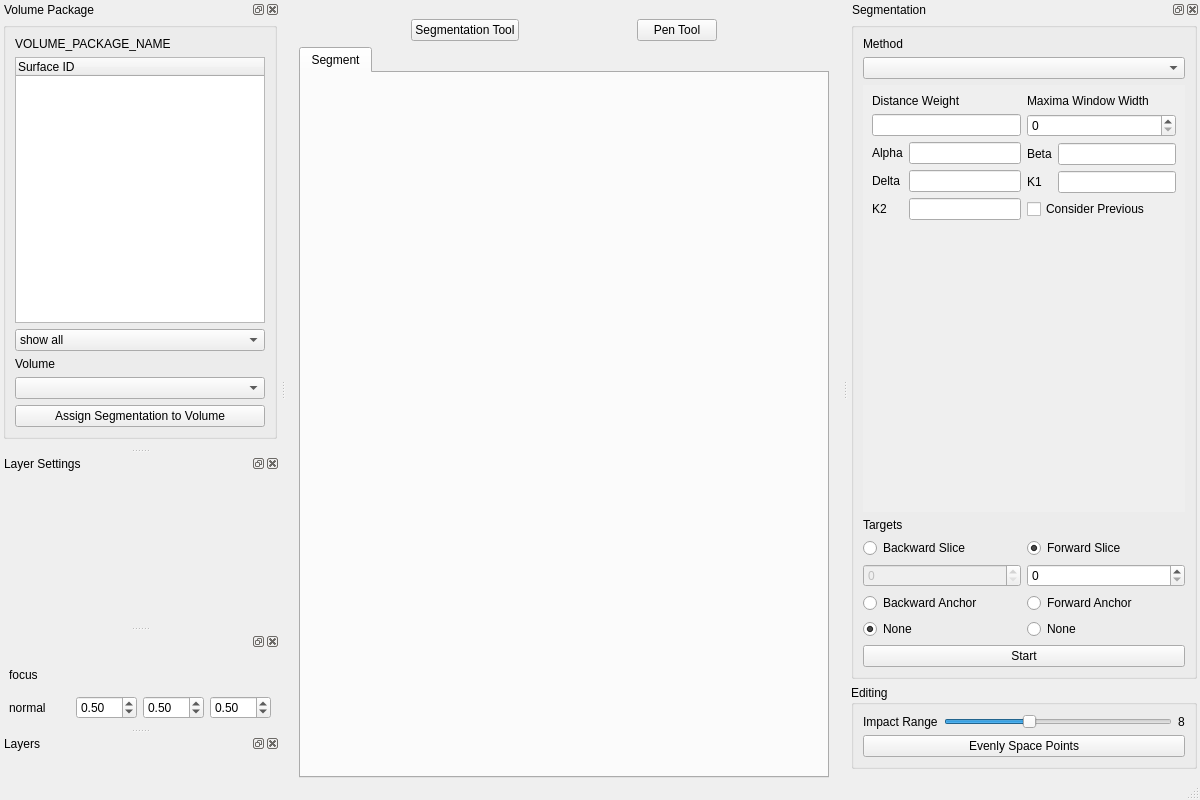
First picture: the form in volume-cartographer/apps/VC3D/VCMain.ui, repository SuperOptimizer/villa, before the edit.
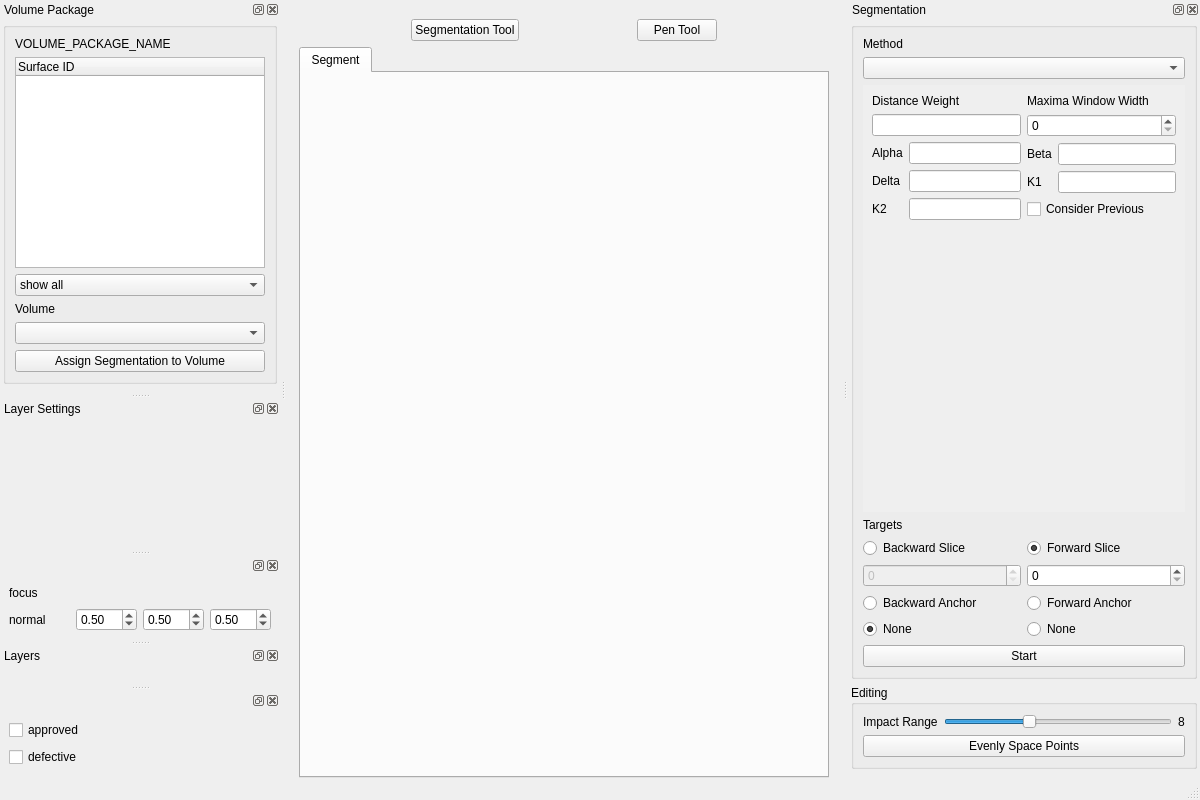
Second picture: the form after the edit. Icons and pictures are not drawn.

Commit message: VC tag approve/defective tag handling for segments

Patch:
```diff
--- a/volume-cartographer/apps/VC3D/VCMain.ui
+++ b/volume-cartographer/apps/VC3D/VCMain.ui
@@ -771,6 +771,29 @@
     <layout class="QGridLayout" name="gridLayout_4"/>
    </widget>
   </widget>
+  <widget class="QDockWidget" name="dockAnnotation">
+   <attribute name="dockWidgetArea">
+    <number>1</number>
+   </attribute>
+   <widget class="QWidget" name="dockWidgetContents">
+    <layout class="QGridLayout" name="gridLayout_5">
+     <item row="0" column="0">
+      <widget class="QCheckBox" name="chkApproved">
+       <property name="text">
+        <string>approved</string>
+       </property>
+      </widget>
+     </item>
+     <item row="1" column="0">
+      <widget class="QCheckBox" name="chkDefective">
+       <property name="text">
+        <string>defective</string>
+       </property>
+      </widget>
+     </item>
+    </layout>
+   </widget>
+  </widget>
   <action name="actionOpen">
    <property name="text">
     <string>Open</string>
```
Left out of the diff: 2 changed lines with no effect on the pictures. The commit also changes 4 other files.
